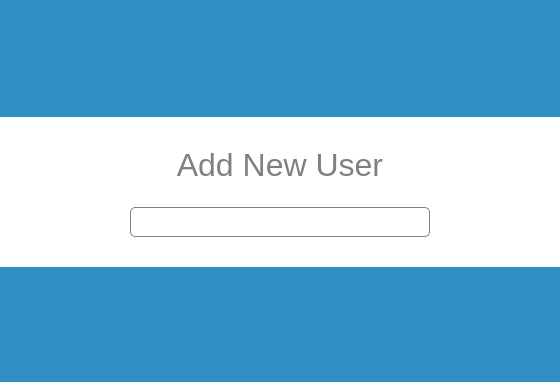
Before: the Qt Designer form src/adduserwindow.ui in Invention-Studio/Time-Clock-Card-Reader, drawn with Qt 5; both pictures show x 170 to 730 and y 0 to 382 of the 900 by 750 pixel window.
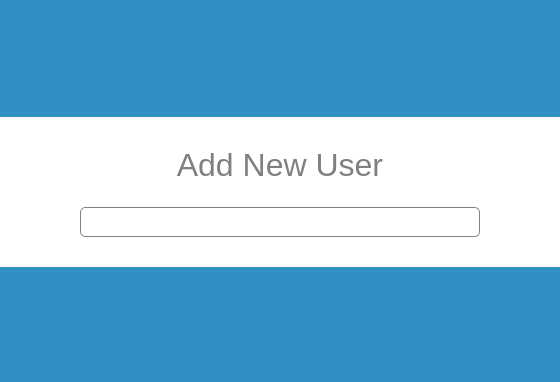
After: the same form once the commit is applied. Icons and pictures are not drawn.

Patch:
```diff
--- a/src/adduserwindow.ui
+++ b/src/adduserwindow.ui
@@ -164,13 +164,13 @@
            <widget class="QComboBox" name="userDropdown">
             <property name="minimumSize">
              <size>
-              <width>300</width>
+              <width>400</width>
               <height>30</height>
              </size>
             </property>
             <property name="maximumSize">
              <size>
-              <width>300</width>
+              <width>400</width>
               <height>30</height>
              </size>
             </property>
```
